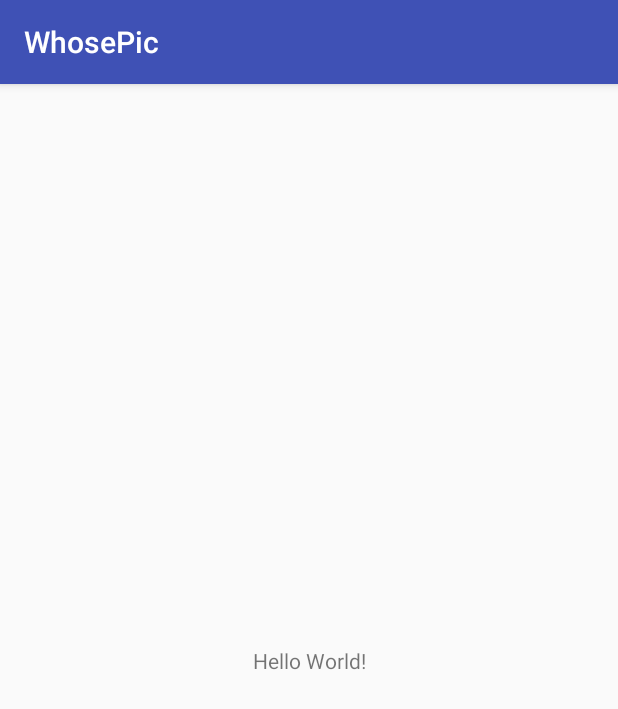
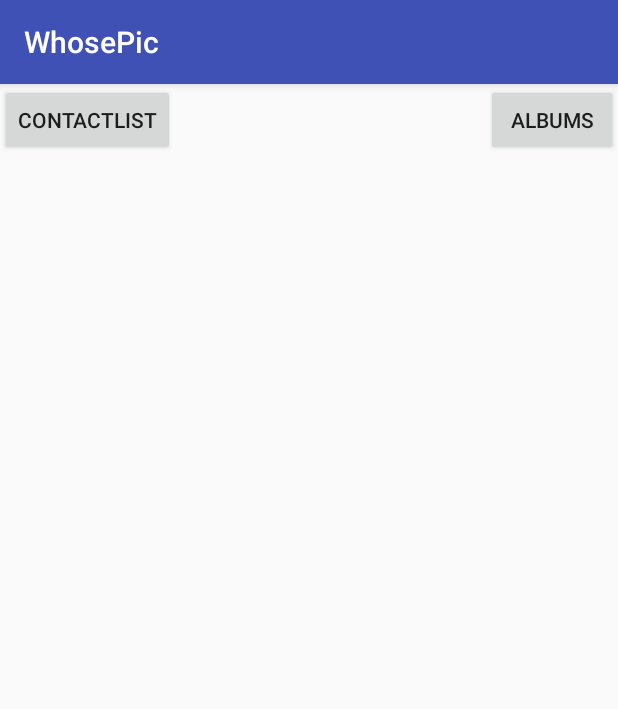
Before and after one commit to bryanocanner/whosepic, an Android app: the screen it shows after launch (MainActivity), on a phone screen of 412 x 824 dp. Shown: the top 709 px of the screen. Run offline under Robolectric (Android 15) with nearby library versions, the light colour scheme and no system bars; libraries missing offline, so code that uses them is left out: com.github.tamir7.contacts.

Commit message:
buttons created

```diff
--- a/WhosePic/app/build.gradle
+++ b/WhosePic/app/build.gradle
@@ -26,5 +26,8 @@ dependencies {
     })
     compile 'com.android.support:appcompat-v7:25.3.1'
     compile 'com.android.support.constraint:constraint-layout:1.0.2'
+    compile 'com.github.tamir7.contacts:contacts:1.1.7'
+    compile 'com.google.code.gson:gson:2.7'
+    compile 'com.parse.bolts:bolts-android:1.4.0'
     testCompile 'junit:junit:4.12'
 }
--- a/WhosePic/app/src/main/AndroidManifest.xml
+++ b/WhosePic/app/src/main/AndroidManifest.xml
@@ -16,6 +16,12 @@
                 <category android:name="android.intent.category.LAUNCHER" />
             </intent-filter>
         </activity>
+        <activity android:name=".ContactListActivity">
+        </activity>
+        <activity android:name=".AlbumsActivity">
+        </activity>
     </application>
+    <uses-permission android:name="android.permission.READ_CONTACTS" />
+
 
 </manifest>
--- /dev/null
+++ b/WhosePic/app/src/main/java/whosepic/whosepic/ContactListActivity.java
@@ -0,0 +1,6 @@
+package whosepic.whosepic;
+
+
+
+public class ContactListActivity{
+}
--- a/WhosePic/app/src/main/java/whosepic/whosepic/MainActivity.java
+++ b/WhosePic/app/src/main/java/whosepic/whosepic/MainActivity.java
@@ -1,13 +1,54 @@
 package whosepic.whosepic;
 
+import android.Manifest;
+import android.content.Context;
+import android.content.Intent;
+import android.content.pm.PackageManager;
+import android.os.Build;
+import android.support.v4.content.ContextCompat;
 import android.support.v7.app.AppCompatActivity;
 import android.os.Bundle;
+import android.util.Log;
+import android.view.View;
+import android.widget.Button;
+
+import com.github.tamir7.contacts.Contact;
+import com.github.tamir7.contacts.Contacts;
+import com.github.tamir7.contacts.Query;
+import com.google.gson.GsonBuilder;
+
+import java.util.ArrayList;
+import java.util.List;
+import java.util.concurrent.Callable;
+
+import bolts.Continuation;
+import bolts.Task;
 
 public class MainActivity extends AppCompatActivity {
-
+    Context context;
+    ArrayList<ContactListItem> items;
     @Override
     protected void onCreate(Bundle savedInstanceState) {
         super.onCreate(savedInstanceState);
+        context = getApplicationContext();
         setContentView(R.layout.activity_main);
+        Button goList = (Button) findViewById(R.id.goListButton);
+        Button goAlbums = (Button) findViewById(R.id.goAlbumsButton);
+        goList.setText("ContactList");
+        goAlbums.setText("Albums");
+        goList.setOnClickListener(new View.OnClickListener() {
+            @Override
+            public void onClick(View v) {
+                Intent intent = new Intent(context , ContactListActivity.class);
+                startActivity(intent);
+            }
+        });
+        goAlbums.setOnClickListener(new View.OnClickListener() {
+            @Override
+            public void onClick(View v) {
+                Intent intent = new Intent(context, AlbumsActivity.class);
+                startActivity(intent);
+            }
+        });
     }
 }
--- a/WhosePic/app/src/main/res/layout/activity_main.xml
+++ b/WhosePic/app/src/main/res/layout/activity_main.xml
@@ -1,18 +1,21 @@
-<?xml version="1.0" encoding="utf-8"?>
-<android.support.constraint.ConstraintLayout xmlns:android="http://schemas.android.com/apk/res/android"
-    xmlns:app="http://schemas.android.com/apk/res-auto"
+<RelativeLayout xmlns:android="http://schemas.android.com/apk/res/android"
     xmlns:tools="http://schemas.android.com/tools"
     android:layout_width="match_parent"
-    android:layout_height="match_parent"
-    tools:context="whosepic.whosepic.MainActivity">
+    android:layout_height="wrap_content" >
 
-    <TextView
+    <Button
+        android:id="@+id/goListButton"
         android:layout_width="wrap_content"
         android:layout_height="wrap_content"
-        android:text="Hello World!"
-        app:layout_constraintBottom_toBottomOf="parent"
-        app:layout_constraintLeft_toLeftOf="parent"
-        app:layout_constraintRight_toRightOf="parent"
-        app:layout_constraintTop_toTopOf="parent" />
+        android:layout_centerVertical="true"
+        android:text="Button" />
 
-</android.support.constraint.ConstraintLayout>
+    <Button
+        android:id="@+id/goAlbumsButton"
+        android:layout_width="wrap_content"
+        android:layout_height="wrap_content"
+        android:layout_alignBottom="@+id/goListButton"
+        android:layout_alignParentRight="true"
+        android:text="Button" />
+
+</RelativeLayout>
```
Also changed, not shown: WhosePic/app/src/main/java/whosepic/whosepic/AlbumsActivity.java (added, +10 -0 lines).
